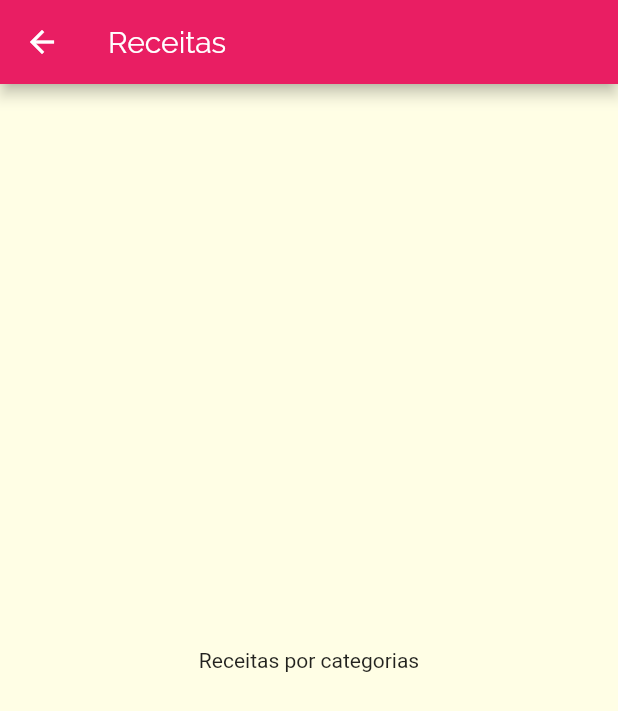
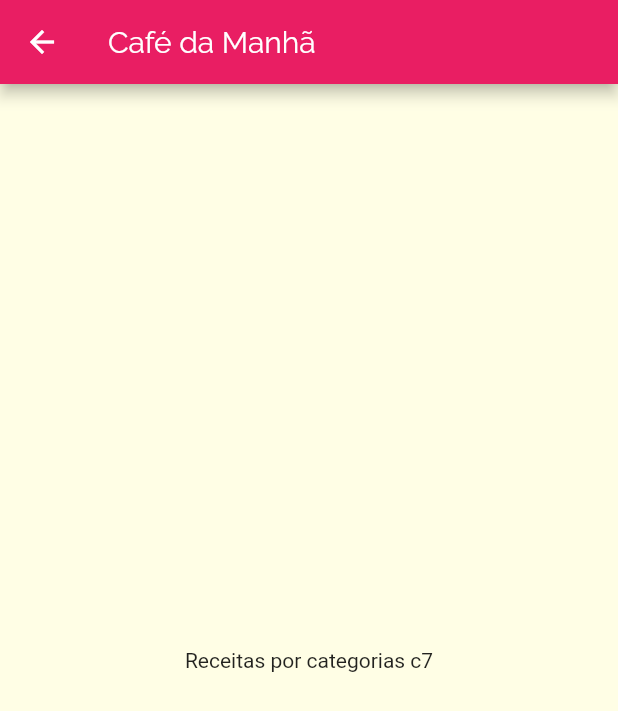
Before and after one commit to JoelSchecheleski/food, a Flutter app: the screen it shows after launch, after a tap on "Café da Manhã", on a phone screen of 412 x 824 dp. Shown: the top 711 px of the screen. Run offline on Flutter 3.47's test engine with Material 2 defaults, Android fonts, the phone set to English and light mode, and no system bars.

```diff
--- a/lib/componentes/category_item.dart
+++ b/lib/componentes/category_item.dart
@@ -1,6 +1,7 @@
 import 'package:flutter/material.dart';
 import 'package:food/models/category.dart';
-import 'package:food/screens/categories_mels_screen.dart';
+import 'package:food/screens/categories_meals_screen.dart';
+import 'package:food/utils/app-routes.dart';
 
 class CategoryItem extends StatelessWidget {
   final Category category;
@@ -9,18 +10,17 @@ class CategoryItem extends StatelessWidget {
 
   /// Navegação entre os itens de uma categoria e as receitas de uma categoria
   void _selectCategory(BuildContext context) {
-    Navigator.of(context).push(
-      MaterialPageRoute(
-        builder: (_) {
-          return CategoriesMealsScreen();
-        },
-      ),
+    /// Navegação nomeada
+    Navigator.of(context).pushNamed(
+      AppRoutes.CATEGORIES_MEALS,
+      arguments: category
     );
   }
 
   @override
   Widget build(BuildContext context) {
-    return InkWell( /// envolvido container com InkWell para usar o onTap e poder navegar para uma outra tela
+    return InkWell(
+      /// envolvido container com InkWell para usar o onTap e poder navegar para uma outra tela
       onTap: () => _selectCategory(context),
       splashColor: Theme.of(context).primaryColor,
       borderRadius: BorderRadius.circular(15),
--- a/lib/main.dart
+++ b/lib/main.dart
@@ -1,5 +1,7 @@
 import 'package:flutter/material.dart';
+import 'package:food/screens/categories_meals_screen.dart';
 import 'package:food/screens/categories_screen.dart';
+import 'package:food/utils/app-routes.dart';
 
 void main() => runApp(MyApp());
 
@@ -20,7 +22,12 @@ class MyApp extends StatelessWidget {
           )
         )
       ),
-      home: CategoriesScreen(),
+      // home: CategoriesScreen(),
+//      initialRoute: ,
+      routes: {
+        AppRoutes.HOME: (ctx) => CategoriesScreen(), // por padrão o '/' é a raiz da aplicação
+        AppRoutes.CATEGORIES_MEALS: (ctx) => CategoriesMealsScreen(),
+      },
     );
   }
 }
--- /dev/null
+++ b/lib/screens/categories_meals_screen.dart
@@ -0,0 +1,24 @@
+import 'package:flutter/material.dart';
+import 'package:food/models/category.dart';
+
+class CategoriesMealsScreen extends StatelessWidget {
+
+//  final Category category;
+//  const CategoriesMealsScreen(this.category); /// Recebe no construtor os dados que serão apresentados
+
+
+  @override
+  Widget build(BuildContext context) {
+    /// atributo category vindo de arguments
+    final category = ModalRoute.of(context).settings.arguments as Category; // cast
+
+    return Scaffold(
+      appBar: AppBar(
+        title: Text(category.title),
+      ),
+      body: Center(
+        child: Text('Receitas por categorias ${category.id}'),
+      ),
+    );
+  }
+}
--- a/lib/screens/categories_mels_screen.dart
+++ /dev/null
@@ -1,15 +0,0 @@
-import 'package:flutter/material.dart';
-
-class CategoriesMealsScreen extends StatelessWidget {
-  @override
-  Widget build(BuildContext context) {
-    return Scaffold(
-      appBar: AppBar(
-        title: Text('Receitas'),
-      ),
-      body: Center(
-        child: Text('Receitas por categorias'),
-      ),
-    );
-  }
-}
--- /dev/null
+++ b/lib/utils/app-routes.dart
@@ -0,0 +1,4 @@
+class AppRoutes {
+  static const HOME = '/';
+  static const CATEGORIES_MEALS = '/categories-meals';
+}
```
